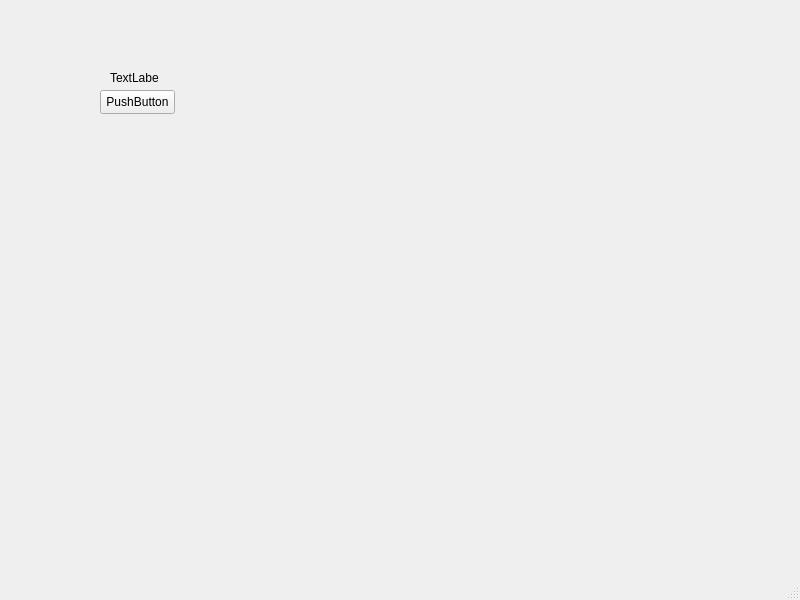
AlexeyK2021/wine-system-client, file design.ui: the form before one commit.
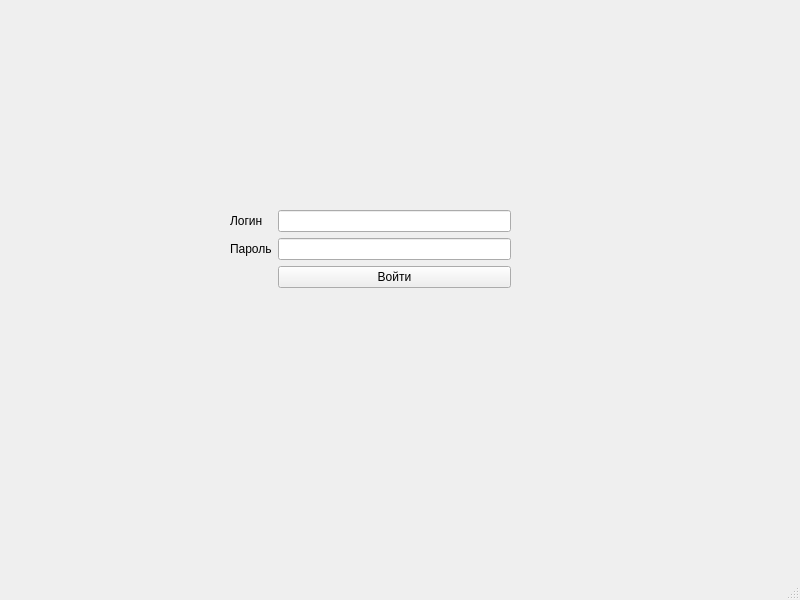
The form after the commit.

Commit message: login page

```diff
--- a/design.ui
+++ b/design.ui
@@ -14,31 +14,55 @@
    <string>MainWindow</string>
   </property>
   <widget class="QWidget" name="centralwidget">
-   <widget class="QPushButton" name="pushButton">
+   <widget class="QWidget" name="formLayoutWidget">
     <property name="geometry">
      <rect>
-      <x>100</x>
-      <y>90</y>
-      <width>75</width>
-      <height>24</height>
+      <x>230</x>
+      <y>210</y>
+      <width>281</width>
+      <height>111</height>
      </rect>
     </property>
-    <property name="text">
-     <string>PushButton</string>
-    </property>
-   </widget>
-   <widget class="QLabel" name="label">
-    <property name="geometry">
-     <rect>
-      <x>110</x>
-      <y>70</y>
-      <width>49</width>
-      <height>16</height>
-     </rect>
-    </property>
-    <property name="text">
-     <string>TextLabel</string>
-    </property>
+    <layout class="QFormLayout" name="formLayout">
+     <item row="0" column="0">
+      <widget class="QLabel" name="label">
+       <property name="text">
+        <string>Логин</string>
+       </property>
+      </widget>
+     </item>
+     <item row="0" column="1">
+      <widget class="QLineEdit" name="login">
+       <property name="text">
+        <string/>
+       </property>
+      </widget>
+     </item>
+     <item row="1" column="0">
+      <widget class="QLabel" name="label_2">
+       <property name="text">
+        <string>Пароль</string>
+       </property>
+      </widget>
+     </item>
+     <item row="1" column="1">
+      <widget class="QLineEdit" name="passwd">
+       <property name="inputMethodHints">
+        <set>Qt::ImhDate|Qt::ImhHiddenText|Qt::ImhNoAutoUppercase|Qt::ImhNoPredictiveText|Qt::ImhPreferLowercase|Qt::ImhSensitiveData|Qt::ImhUppercaseOnly</set>
+       </property>
+       <property name="echoMode">
+        <enum>QLineEdit::Password</enum>
+       </property>
+      </widget>
+     </item>
+     <item row="2" column="1">
+      <widget class="QPushButton" name="log_in_button">
+       <property name="text">
+        <string>Войти</string>
+       </property>
+      </widget>
+     </item>
+    </layout>
    </widget>
   </widget>
   <widget class="QMenuBar" name="menubar">
```
The commit also changes 2 other files.
